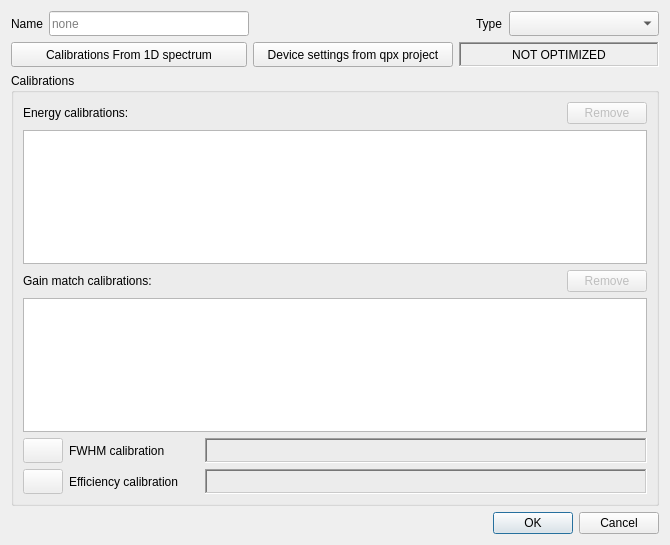
usnistgov/qpx-gamma, file gui/dialog_detector.ui: the form before one commit.
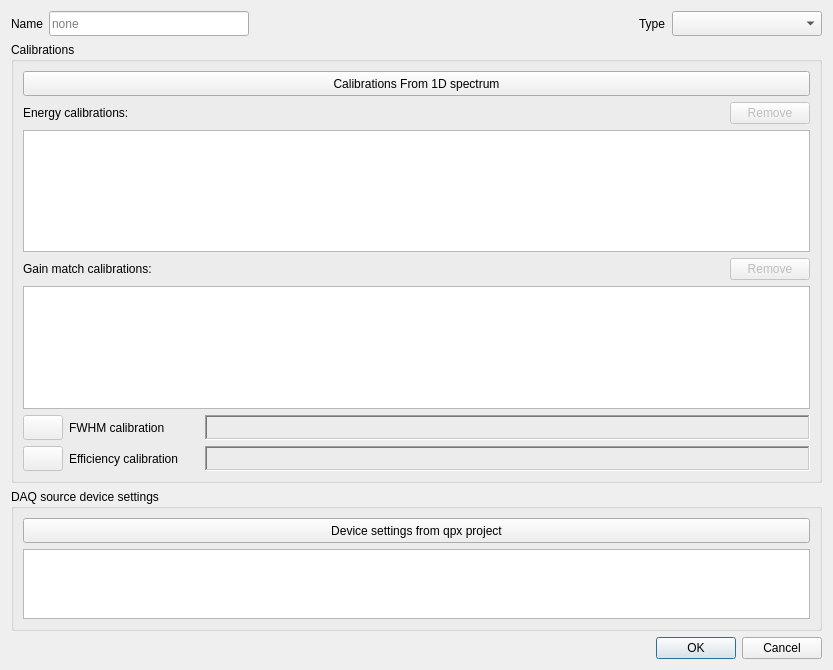
The form after the commit. Icons and pictures are not drawn.

Commit message: 2d gated peak search automation, ValUncert class, 2d peak integration with uncertainties

Diff of the .ui file:
```diff
--- a/gui/dialog_detector.ui
+++ b/gui/dialog_detector.ui
@@ -9,8 +9,8 @@
    <rect>
     <x>0</x>
     <y>0</y>
-    <width>670</width>
-    <height>545</height>
+    <width>833</width>
+    <height>670</height>
    </rect>
   </property>
   <property name="windowTitle">
@@ -24,7 +24,7 @@
    <bool>true</bool>
   </property>
   <layout class="QGridLayout" name="gridLayout_2">
-   <item row="4" column="0">
+   <item row="5" column="0">
     <widget class="QDialogButtonBox" name="buttonBox">
      <property name="orientation">
       <enum>Qt::Horizontal</enum>
@@ -34,82 +34,6 @@
      </property>
     </widget>
    </item>
-   <item row="1" column="0">
-    <layout class="QHBoxLayout" name="horizontalLayout_3">
-     <item>
-      <widget class="QPushButton" name="pushRead1D">
-       <property name="minimumSize">
-        <size>
-         <width>80</width>
-         <height>25</height>
-        </size>
-       </property>
-       <property name="maximumSize">
-        <size>
-         <width>16777215</width>
-         <height>25</height>
-        </size>
-       </property>
-       <property name="text">
-        <string>Calibrations From 1D spectrum</string>
-       </property>
-      </widget>
-     </item>
-     <item>
-      <widget class="QPushButton" name="pushReadOpti">
-       <property name="minimumSize">
-        <size>
-         <width>200</width>
-         <height>25</height>
-        </size>
-       </property>
-       <property name="maximumSize">
-        <size>
-         <width>200</width>
-         <height>25</height>
-        </size>
-       </property>
-       <property name="text">
-        <string>Device settings from qpx project</string>
-       </property>
-      </widget>
-     </item>
-     <item>
-      <widget class="QLabel" name="labelOpti">
-       <property name="minimumSize">
-        <size>
-         <width>200</width>
-         <height>25</height>
-        </size>
-       </property>
-       <property name="maximumSize">
-        <size>
-         <width>200</width>
-         <height>25</height>
-        </size>
-       </property>
-       <property name="frameShape">
-        <enum>QFrame::WinPanel</enum>
-       </property>
-       <property name="frameShadow">
-        <enum>QFrame::Sunken</enum>
-       </property>
-       <property name="lineWidth">
-        <number>2</number>
-       </property>
-       <property name="midLineWidth">
-        <number>0</number>
-       </property>
-       <property name="text">
-        <string>NOT OPTIMIZED</string>
-       </property>
-       <property name="alignment">
-        <set>Qt::AlignCenter</set>
-       </property>
-      </widget>
-     </item>
-    </layout>
-   </item>
    <item row="0" column="0">
     <layout class="QHBoxLayout" name="horizontalLayout">
      <item>
@@ -224,7 +148,7 @@
      </item>
     </layout>
    </item>
-   <item row="2" column="0">
+   <item row="3" column="0">
     <widget class="QGroupBox" name="groupBox">
      <property name="sizePolicy">
       <sizepolicy hsizetype="MinimumExpanding" vsizetype="Preferred">
@@ -242,7 +166,7 @@
       <bool>false</bool>
      </property>
      <layout class="QGridLayout" name="gridLayout">
-      <item row="0" column="0">
+      <item row="1" column="0">
        <layout class="QHBoxLayout" name="horizontalLayout_5">
         <item>
          <widget class="QLabel" name="label_4">
@@ -282,7 +206,7 @@
         </item>
        </layout>
       </item>
-      <item row="5" column="0">
+      <item row="6" column="0">
        <layout class="QHBoxLayout" name="horizontalLayout_7">
         <item>
          <widget class="QPushButton" name="pushClearEfficiency">
@@ -381,13 +305,13 @@
         </item>
        </layout>
       </item>
-      <item row="3" column="0">
+      <item row="4" column="0">
        <widget class="QTableView" name="tableGainCalibrations"/>
       </item>
-      <item row="1" column="0">
-       <widget class="QTableView" name="tableEnergyCalibrations"/>
-      </item>
       <item row="2" column="0">
+       <widget class="QTableView" name="tableEnergyCalibrations"/>
+      </item>
+      <item row="3" column="0">
        <layout class="QHBoxLayout" name="horizontalLayout_6">
         <item>
          <widget class="QLabel" name="label_5">
@@ -427,7 +351,7 @@
         </item>
        </layout>
       </item>
-      <item row="4" column="0">
+      <item row="5" column="0">
        <layout class="QHBoxLayout" name="horizontalLayout_4">
         <item>
          <widget class="QPushButton" name="pushClearFWHM">
@@ -525,6 +449,74 @@
          </widget>
         </item>
        </layout>
+      </item>
+      <item row="0" column="0">
+       <widget class="QPushButton" name="pushRead1D">
+        <property name="minimumSize">
+         <size>
+          <width>80</width>
+          <height>25</height>
+         </size>
+        </property>
+        <property name="maximumSize">
+         <size>
+          <width>16777215</width>
+          <height>25</height>
+         </size>
+        </property>
+        <property name="text">
+         <string>Calibrations From 1D spectrum</string>
+        </property>
+       </widget>
+      </item>
+     </layout>
+    </widget>
+   </item>
+   <item row="4" column="0">
+    <widget class="QGroupBox" name="groupBox_2">
+     <property name="sizePolicy">
+      <sizepolicy hsizetype="MinimumExpanding" vsizetype="Preferred">
+       <horstretch>0</horstretch>
+       <verstretch>0</verstretch>
+      </sizepolicy>
+     </property>
+     <property name="autoFillBackground">
+      <bool>false</bool>
+     </property>
+     <property name="title">
+      <string>DAQ source device settings</string>
+     </property>
+     <property name="flat">
+      <bool>false</bool>
+     </property>
+     <layout class="QGridLayout" name="gridLayout_3">
+      <item row="1" column="0">
+       <widget class="QTableView" name="tableSettings"/>
+      </item>
+      <item row="0" column="0">
+       <widget class="QPushButton" name="pushReadOpti">
+        <property name="sizePolicy">
+         <sizepolicy hsizetype="Preferred" vsizetype="Fixed">
+          <horstretch>0</horstretch>
+          <verstretch>0</verstretch>
+         </sizepolicy>
+        </property>
+        <property name="minimumSize">
+         <size>
+          <width>200</width>
+          <height>25</height>
+         </size>
+        </property>
+        <property name="maximumSize">
+         <size>
+          <width>16777215</width>
+          <height>25</height>
+         </size>
+        </property>
+        <property name="text">
+         <string>Device settings from qpx project</string>
+        </property>
+       </widget>
       </item>
      </layout>
     </widget>
```
The commit also changes 54 other files.
